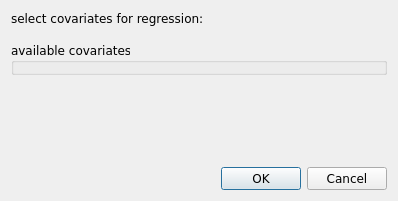
The window that cov_reg_dlg2.ui (bwallace/OpenMeta-analyst-) describes before a commit, drawn with Qt 5.
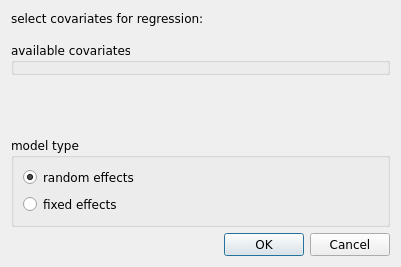
The same window after the commit.

Diff of the .ui file:
```diff
--- a/cov_reg_dlg2.ui
+++ b/cov_reg_dlg2.ui
@@ -6,8 +6,8 @@
    <rect>
     <x>0</x>
     <y>0</y>
-    <width>398</width>
-    <height>201</height>
+    <width>401</width>
+    <height>267</height>
    </rect>
   </property>
   <property name="font">
@@ -57,11 +57,43 @@
      <property name="sizeHint" stdset="0">
       <size>
        <width>20</width>
-       <height>60</height>
+       <height>30</height>
       </size>
      </property>
     </spacer>
    </item>
+   <item>
+    <widget class="QGroupBox" name="groupBox">
+     <property name="minimumSize">
+      <size>
+       <width>0</width>
+       <height>50</height>
+      </size>
+     </property>
+     <property name="title">
+      <string>model type</string>
+     </property>
+     <layout class="QVBoxLayout" name="verticalLayout_2">
+      <item>
+       <widget class="QRadioButton" name="random_effects_radio">
+        <property name="text">
+         <string>random effects</string>
+        </property>
+        <property name="checked">
+         <bool>true</bool>
+        </property>
+       </widget>
+      </item>
+      <item>
+       <widget class="QRadioButton" name="fixed_effects_radio">
+        <property name="text">
+         <string>fixed effects</string>
+        </property>
+       </widget>
+      </item>
+     </layout>
+    </widget>
+   </item>
    <item>
     <widget class="QDialogButtonBox" name="buttonBox">
      <property name="font">
```
Left out of the diff: 3 changed lines with no effect on the pictures.
